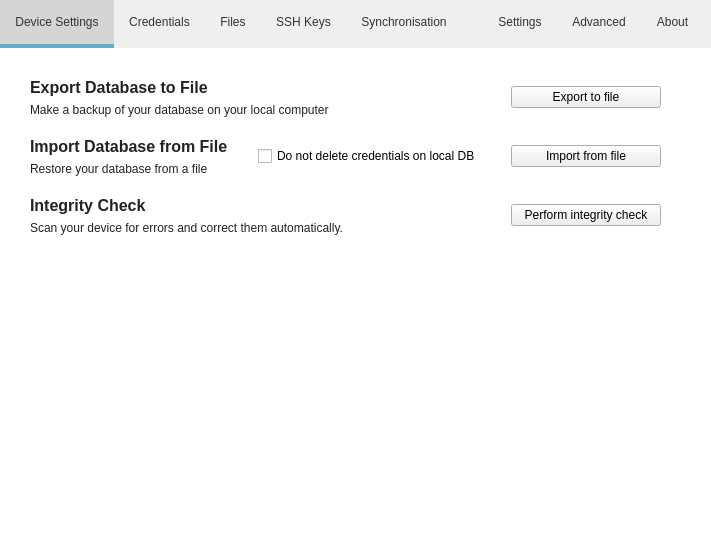
mooltipass/moolticute, file src/MainWindow.ui: the form before one commit.
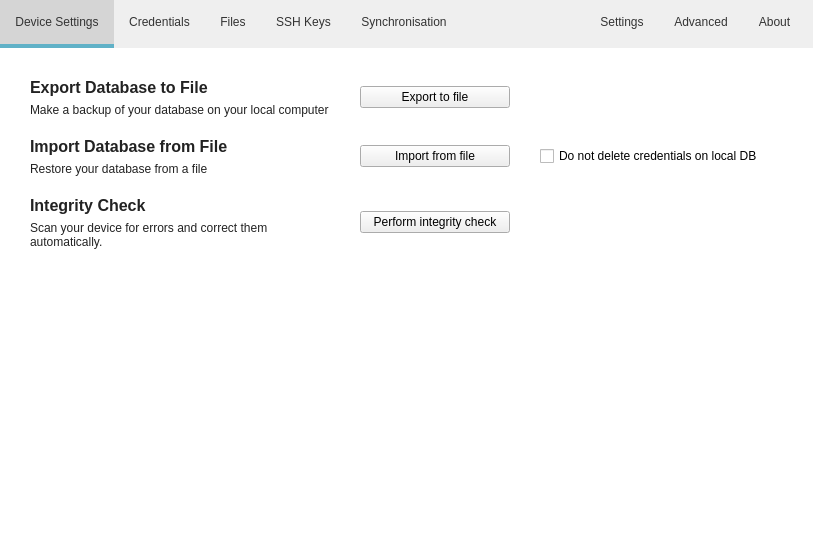
The form after the commit. The open tabs and pages were chosen to show the change. Icons and pictures are not drawn. Custom widgets are drawn as their Qt base class.

Commit message: Implemented: "grouper" tout le bloc afin qu'il reste fixe quand on agrandit la fenetre, afin d'éviter que le texte reste tout à gauche et les boutons tout à droite

What changed in the file:
```diff
--- a/src/MainWindow.ui
+++ b/src/MainWindow.ui
@@ -1107,6 +1107,24 @@
            <layout class="QVBoxLayout" name="verticalLayout_4">
             <item>
              <widget class="QLabel" name="label_13">
+              <property name="sizePolicy">
+               <sizepolicy hsizetype="Fixed" vsizetype="Preferred">
+                <horstretch>0</horstretch>
+                <verstretch>0</verstretch>
+               </sizepolicy>
+              </property>
+              <property name="minimumSize">
+               <size>
+                <width>300</width>
+                <height>0</height>
+               </size>
+              </property>
+              <property name="maximumSize">
+               <size>
+                <width>300</width>
+                <height>16777215</height>
+               </size>
+              </property>
               <property name="font">
                <font>
                 <pointsize>12</pointsize>
@@ -1122,11 +1140,23 @@
             <item>
              <widget class="QLabel" name="label_14">
               <property name="sizePolicy">
-               <sizepolicy hsizetype="Expanding" vsizetype="Preferred">
+               <sizepolicy hsizetype="Fixed" vsizetype="Preferred">
                 <horstretch>0</horstretch>
                 <verstretch>0</verstretch>
                </sizepolicy>
               </property>
+              <property name="minimumSize">
+               <size>
+                <width>300</width>
+                <height>0</height>
+               </size>
+              </property>
+              <property name="maximumSize">
+               <size>
+                <width>300</width>
+                <height>16777215</height>
+               </size>
+              </property>
               <property name="text">
                <string>Make a backup of your database on your local computer</string>
               </property>
@@ -1150,6 +1180,19 @@
             </property>
            </widget>
           </item>
+          <item>
+           <spacer name="horizontalSpacer_2">
+            <property name="orientation">
+             <enum>Qt::Horizontal</enum>
+            </property>
+            <property name="sizeHint" stdset="0">
+             <size>
+              <width>40</width>
+              <height>20</height>
+             </size>
+            </property>
+           </spacer>
+          </item>
          </layout>
         </item>
         <item>
@@ -1161,6 +1204,24 @@
            <layout class="QVBoxLayout" name="verticalLayout_22">
             <item>
              <widget class="QLabel" name="label_24">
+              <property name="sizePolicy">
+               <sizepolicy hsizetype="Fixed" vsizetype="Preferred">
+                <horstretch>0</horstretch>
+                <verstretch>0</verstretch>
+               </sizepolicy>
+              </property>
+              <property name="minimumSize">
+               <size>
+                <width>300</width>
+                <height>0</height>
+               </size>
+              </property>
+              <property name="maximumSize">
+               <size>
+                <width>300</width>
+                <height>16777215</height>
+               </size>
+              </property>
               <property name="font">
                <font>
                 <pointsize>12</pointsize>
@@ -1181,6 +1242,18 @@
                 <verstretch>0</verstretch>
                </sizepolicy>
               </property>
+              <property name="minimumSize">
+               <size>
+                <width>300</width>
+                <height>0</height>
+               </size>
+              </property>
+              <property name="maximumSize">
+               <size>
+                <width>300</width>
+                <height>16777215</height>
+               </size>
+              </property>
               <property name="text">
                <string>Restore your database from a file</string>
               </property>
@@ -1191,13 +1264,6 @@
             </item>
            </layout>
           </item>
-          <item>
-           <widget class="QCheckBox" name="checkBoxImport">
-            <property name="text">
-             <string>Do not delete credentials on local DB</string>
-            </property>
-           </widget>
-          </item>
           <item>
            <widget class="QPushButton" name="pushButtonImportFile">
             <property name="minimumSize">
@@ -1211,6 +1277,32 @@
             </property>
            </widget>
           </item>
+          <item>
+           <widget class="QCheckBox" name="checkBoxImport">
+            <property name="sizePolicy">
+             <sizepolicy hsizetype="Fixed" vsizetype="Fixed">
+              <horstretch>0</horstretch>
+              <verstretch>0</verstretch>
+             </sizepolicy>
+            </property>
+            <property name="text">
+             <string>Do not delete credentials on local DB</string>
+            </property>
+           </widget>
+          </item>
+          <item>
+           <spacer name="horizontalSpacer_3">
+            <property name="orientation">
+             <enum>Qt::Horizontal</enum>
+            </property>
+            <property name="sizeHint" stdset="0">
+             <size>
+              <width>40</width>
+              <height>20</height>
+             </size>
+            </property>
+           </spacer>
+          </item>
          </layout>
         </item>
         <item>
@@ -1222,6 +1314,24 @@
            <layout class="QVBoxLayout" name="verticalLayout_18">
             <item>
              <widget class="QLabel" name="label_27">
+              <property name="sizePolicy">
+               <sizepolicy hsizetype="Fixed" vsizetype="Preferred">
+                <horstretch>0</horstretch>
+                <verstretch>0</verstretch>
+               </sizepolicy>
+              </property>
+              <property name="minimumSize">
+               <size>
+                <width>300</width>
+                <height>0</height>
+               </size>
+              </property>
+              <property name="maximumSize">
+               <size>
+                <width>300</width>
+                <height>16777215</height>
+               </size>
+              </property>
               <property name="font">
                <font>
                 <pointsize>12</pointsize>
@@ -1237,11 +1347,23 @@
             <item>
              <widget class="QLabel" name="label_29">
               <property name="sizePolicy">
-               <sizepolicy hsizetype="Expanding" vsizetype="Preferred">
+               <sizepolicy hsizetype="Fixed" vsizetype="Preferred">
                 <horstretch>0</horstretch>
                 <verstretch>0</verstretch>
                </sizepolicy>
               </property>
+              <property name="minimumSize">
+               <size>
+                <width>300</width>
+                <height>0</height>
+               </size>
+              </property>
+              <property name="maximumSize">
+               <size>
+                <width>300</width>
+                <height>16777215</height>
+               </size>
+              </property>
               <property name="text">
                <string>Scan your device for errors and correct them automatically.</string>
               </property>
@@ -1265,6 +1387,19 @@
             </property>
            </widget>
           </item>
+          <item>
+           <spacer name="horizontalSpacer_4">
+            <property name="orientation">
+             <enum>Qt::Horizontal</enum>
+            </property>
+            <property name="sizeHint" stdset="0">
+             <size>
+              <width>40</width>
+              <height>20</height>
+             </size>
+            </property>
+           </spacer>
+          </item>
          </layout>
         </item>
         <item>
```
Left out of the diff: 4 changed lines with no effect on the pictures.
